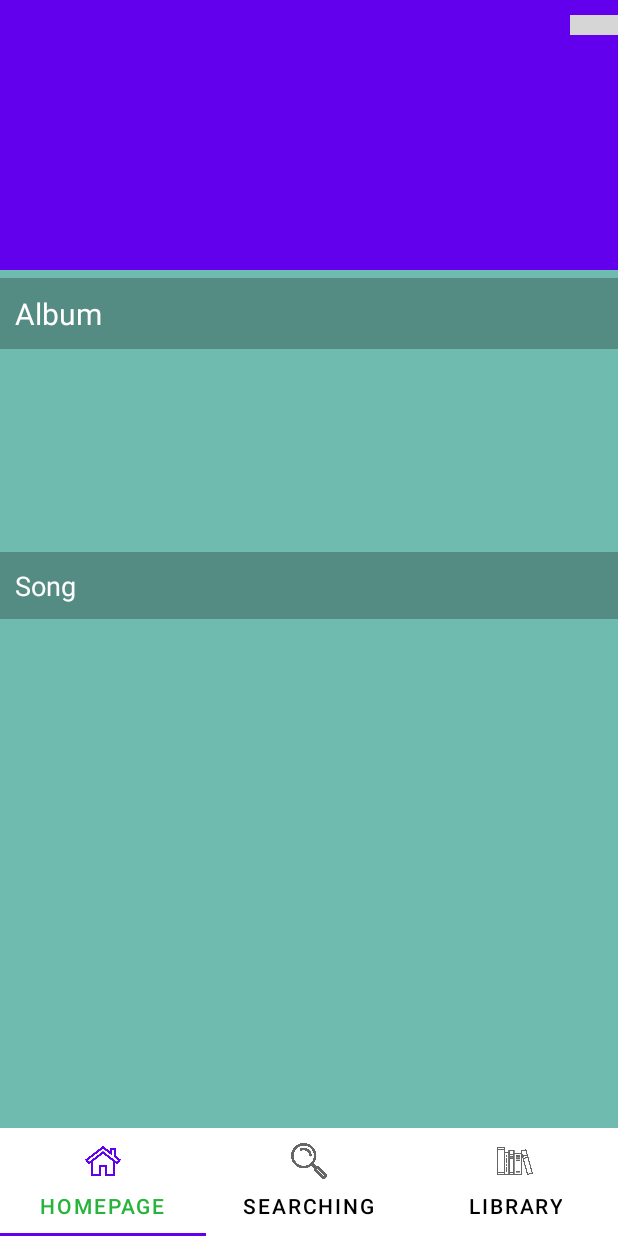
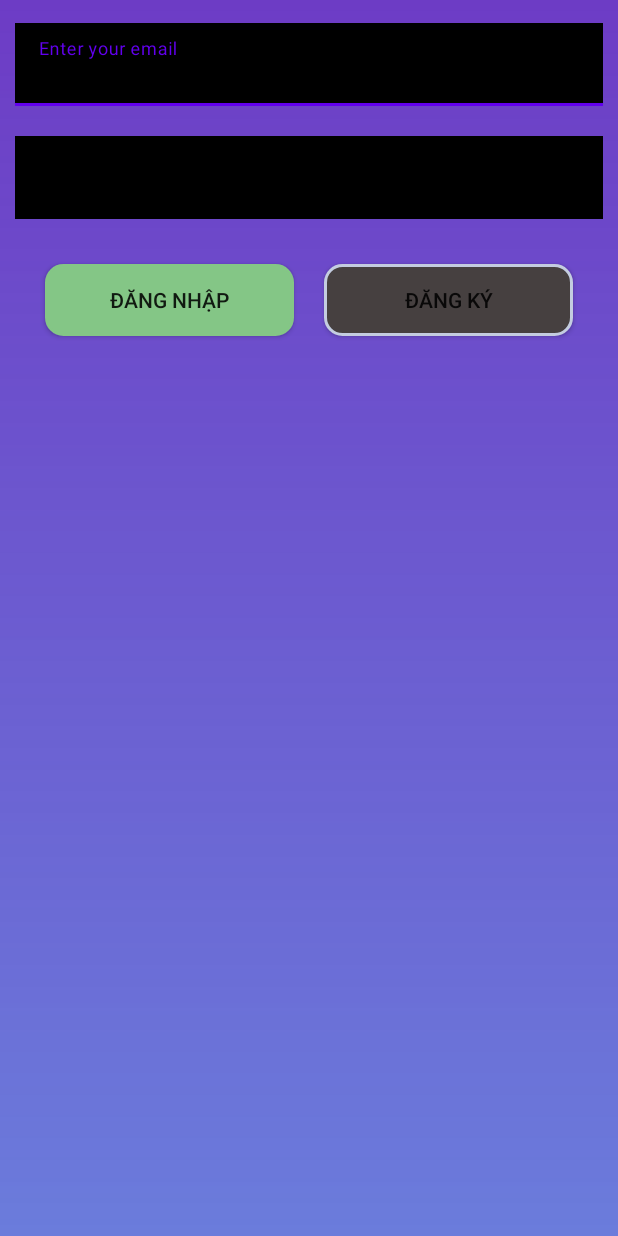
Before and after one commit to Datlt225/SoundFlows, an Android app: the screen it shows after launch (MainActivity before the commit, LoginActivity after it), on a phone screen of 412 x 824 dp. Run offline under Robolectric (Android 15) with nearby library versions, the phone set to English and light mode, and no system bars; plain views replace CircleIndicator; grey boxes are pictures that could not be loaded.

Commit message:
login and register display

```diff
--- a/app/build.gradle
+++ b/app/build.gradle
@@ -13,6 +13,10 @@ android {
         versionName "1.0"
 
         testInstrumentationRunner "androidx.test.runner.AndroidJUnitRunner"
+    }
+
+    buildFeatures {
+        viewBinding true
     }
 
     buildTypes {
--- /dev/null
+++ b/app/src/main/java/com/example/soundflows/Activity/LoginActivity.java
@@ -0,0 +1,73 @@
+package com.example.soundflows.Activity;
+
+import androidx.appcompat.app.AppCompatActivity;
+
+import android.content.Intent;
+import android.os.Bundle;
+import android.text.TextUtils;
+import android.view.View;
+import android.widget.Toast;
+
+import com.example.soundflows.R;
+import com.example.soundflows.constant.UserConstant;
+import com.example.soundflows.databinding.ActivityLoginBinding;
+import com.example.soundflows.utils.AppPrefsUtils;
+
+public class LoginActivity extends AppCompatActivity {
+    private ActivityLoginBinding binding;
+
+    @Override
+    protected void onCreate(Bundle savedInstanceState) {
+        super.onCreate(savedInstanceState);
+        binding = ActivityLoginBinding.inflate(getLayoutInflater());
+        setContentView(binding.getRoot());
+
+        AppPrefsUtils.createAppPrefs(this);
+
+        if (isRememberUser(AppPrefsUtils.getString(UserConstant.KEY_REMEMBER_USER))) {
+            showMainActivity();
+        } else {
+
+            initEvents();
+
+            if (getIntent().hasExtra(UserConstant.KEY_GMAIL)
+                    && getIntent().hasExtra(UserConstant.KEY_PASS)) {
+                Intent intent = getIntent();
+
+                binding.etLoginEmail.setText(intent.getStringExtra(UserConstant.KEY_GMAIL));
+
+                binding.etLoginPassword.setText(intent.getStringExtra(UserConstant.KEY_PASS));
+            }
+        }
+    }
+
+    private void initEvents() {
+        binding.btnLoginLogin.setOnClickListener(new View.OnClickListener() {
+            @Override
+            public void onClick(View view) {
+                Toast.makeText(LoginActivity.this,
+                        "Login successful",
+                        Toast.LENGTH_SHORT).show();
+                showMainActivity();
+            }
+        });
+
+        binding.btnLoginRegister.setOnClickListener(new View.OnClickListener() {
+            @Override
+            public void onClick(View view) {
+                startActivity(new Intent(LoginActivity.this, RegisterActivity.class));
+                finish();
+            }
+        });
+    }
+
+    private void showMainActivity() {
+        Intent intent = new Intent(LoginActivity.this, MainActivity.class);
+        startActivity(intent);
+        finish();
+    }
+
+    public Boolean isRememberUser(String isRememberTxt) {
+        return TextUtils.equals("\"true\"", isRememberTxt);
+    }
+}
--- a/app/src/main/java/com/example/soundflows/SplashActivity.java
+++ b/app/src/main/java/com/example/soundflows/Activity/SplashActivity.java
@@ -1,4 +1,4 @@
-package com.example.soundflows;
+package com.example.soundflows.Activity;
 
 import androidx.appcompat.app.AppCompatActivity;
 
@@ -6,7 +6,7 @@ import android.content.Intent;
 import android.os.Bundle;
 import android.os.Handler;
 
-import com.example.soundflows.Activity.MainActivity;
+import com.example.soundflows.R;
 
 public class SplashActivity extends AppCompatActivity {
 
@@ -20,7 +20,7 @@ public class SplashActivity extends AppCompatActivity {
         new Handler().postDelayed(new Runnable() {
             @Override
             public void run() {
-                Intent intent = new Intent(SplashActivity.this, MainActivity.class);
+                Intent intent = new Intent(SplashActivity.this, LoginActivity.class);
                 SplashActivity.this.startActivity(intent);
                 SplashActivity.this.finish();
             }
--- /dev/null
+++ b/app/src/main/java/com/example/soundflows/local/AppPrefs.java
@@ -0,0 +1,16 @@
+package com.example.soundflows.local;
+
+import android.content.Context;
+import android.content.SharedPreferences;
+
+public class AppPrefs {
+    private static SharedPreferences instance;
+
+    public static SharedPreferences getInstance(Context context){
+        if (instance == null) {
+            instance = context.getSharedPreferences(context.getPackageName(), Context.MODE_PRIVATE);
+        }
+
+        return instance;
+    }
+}
--- /dev/null
+++ b/app/src/main/java/com/example/soundflows/utils/AppPrefsUtils.java
@@ -0,0 +1,23 @@
+package com.example.soundflows.utils;
+
+import android.content.Context;
+import android.content.SharedPreferences;
+
+import com.example.soundflows.local.AppPrefs;
+
+public class AppPrefsUtils {
+    public static SharedPreferences sp;
+
+    public static void createAppPrefs(Context context){
+
+        sp = AppPrefs.getInstance(context);
+    }
+
+    public static void putString(String key, String data) {
+        sp.edit().putString(key, data).commit();
+    }
+
+    public static String getString(String key) {
+        return sp.getString(key, null);
+    }
+}
--- a/app/src/main/res/drawable/custom_backgound_banner.xml
+++ b/app/src/main/res/drawable/custom_background_banner.xml
@@ -2,6 +2,6 @@
 <shape xmlns:android="http://schemas.android.com/apk/res/android">
     <gradient
         android:angle="270"
-        android:startColor="#F8F2F2"
-        android:endColor="#1BDDAF" />
+        android:startColor="#6D3CC5"
+        android:endColor="#C64056D1" />
 </shape>
--- /dev/null
+++ b/app/src/main/res/drawable/custom_button.xml
@@ -0,0 +1,24 @@
+<?xml version="1.0" encoding="utf-8"?>
+<shape xmlns:android="http://schemas.android.com/apk/res/android">
+    ndroid:shape="rectangle"   >
+
+    <solid
+        android:color="#464040" >
+    </solid>
+
+    <stroke
+        android:width="2dp"
+        android:color="#C4CDE0" >
+    </stroke>
+
+    <padding
+        android:left="5dp"
+        android:top="5dp"
+        android:right="5dp"
+        android:bottom="5dp"    >
+    </padding>
+
+    <corners
+        android:radius="11dp"   >
+    </corners>
+</shape>
--- /dev/null
+++ b/app/src/main/res/layout/activity_login.xml
@@ -0,0 +1,78 @@
+<?xml version="1.0" encoding="utf-8"?>
+<LinearLayout xmlns:android="http://schemas.android.com/apk/res/android"
+    xmlns:app="http://schemas.android.com/apk/res-auto"
+    xmlns:tools="http://schemas.android.com/tools"
+    android:layout_width="match_parent"
+    android:layout_height="match_parent"
+    tools:context=".Activity.LoginActivity"
+    android:background="@drawable/custom_background_banner"
+    android:orientation="vertical">
+
+    <ImageView
+        android:id="@+id/iv_login_logo"
+        android:layout_marginStart="100dp"
+        android:layout_marginTop="5dp"
+        android:layout_width="wrap_content"
+        android:layout_height="wrap_content" />
+
+    <com.google.android.material.textfield.TextInputLayout
+        android:layout_width="match_parent"
+        android:layout_height="wrap_content"
+        android:layout_margin="10dp">
+        <androidx.appcompat.widget.AppCompatEditText
+            android:id="@+id/et_login_email"
+            android:textColor="@color/white"
+            android:background="@color/black"
+            android:hint="@string/enter_your_email"
+            android:textSize="15sp"
+            android:layout_width="match_parent"
+            android:layout_height="wrap_content"/>
+    </com.google.android.material.textfield.TextInputLayout>
+
+    <com.google.android.material.textfield.TextInputLayout
+        android:layout_width="match_parent"
+        android:layout_height="wrap_content"
+        android:layout_margin="10dp">
+        <androidx.appcompat.widget.AppCompatEditText
+            android:id="@+id/et_login_password"
+            android:textColor="@color/white"
+            android:background="@color/black"
+            android:hint="@string/enter_your_email"
+            android:inputType="textPassword"
+            android:textSize="15sp"
+            android:layout_width="match_parent"
+            android:layout_height="wrap_content"/>
+    </com.google.android.material.textfield.TextInputLayout>
+
+    <LinearLayout
+        android:layout_width="match_parent"
+        android:layout_height="wrap_content"
+        android:orientation="horizontal"
+        android:layout_marginStart="20dp"
+        android:layout_marginEnd="20dp"
+        android:layout_marginTop="10dp"
+        android:layout_marginBottom="10dp"
+        android:weightSum="2">
+
+        <androidx.appcompat.widget.AppCompatButton
+            android:id="@+id/btn_login_login"
+            android:layout_margin="10dp"
+            android:background="@drawable/custom_button"
+            android:text="@string/login"
+            android:backgroundTint="#84C686"
+            android:layout_weight="1"
+            android:layout_width="0dp"
+            android:layout_height="wrap_content"/>
+
+        <androidx.appcompat.widget.AppCompatButton
+            android:id="@+id/btn_login_register"
+            android:layout_margin="10dp"
+            android:background="@drawable/custom_button"
+            android:text="@string/register"
+            android:layout_weight="1"
+            android:layout_width="0dp"
+            android:layout_height="wrap_content"/>
+
+    </LinearLayout>
+
+</LinearLayout>
--- a/app/src/main/res/layout/activity_splash.xml
+++ b/app/src/main/res/layout/activity_splash.xml
@@ -4,7 +4,7 @@
     xmlns:tools="http://schemas.android.com/tools"
     android:layout_width="match_parent"
     android:layout_height="match_parent"
-    tools:context=".SplashActivity"
+    tools:context=".Activity.SplashActivity"
     android:background="#9C5A5A"
     >
 
--- a/app/src/main/res/values/strings.xml
+++ b/app/src/main/res/values/strings.xml
@@ -4,4 +4,10 @@
     <string name="search">Search</string>
     <string name="name_song">Name song</string>
     <string name="singer">Singer</string>
+    <string name="enter_your_email">Enter your email</string>
+    <string name="login">Đăng nhập</string>
+    <string name="register">Đăng ký</string>
+    <string name="enter_your_pass">Enter your password</string>
+    <string name="confirm_your_password">Confirm your password</string>
+    <string name="enter_your_name">Enter your name</string>
 </resources>
--- a/build.gradle
+++ b/build.gradle
@@ -5,7 +5,7 @@ buildscript {
         mavenCentral()
     }
     dependencies {
-        classpath "com.android.tools.build:gradle:7.0.1"
+        classpath 'com.android.tools.build:gradle:7.1.3'
 
         // NOTE: Do not place your application dependencies here; they belong
         // in the individual module build.gradle files
```
Also changed, not shown: app/src/main/AndroidManifest.xml (+8 -2 lines), app/src/main/java/com/example/soundflows/Activity/RegisterActivity.java (added, +55 -0 lines), app/src/main/java/com/example/soundflows/Model/Users.java (added, +45 -0 lines), app/src/main/java/com/example/soundflows/constant/UserConstant.java (+7 -0 lines), app/src/main/res/layout/activity_register.xml (added, +107 -0 lines), gradle/wrapper/gradle-wrapper.properties.
